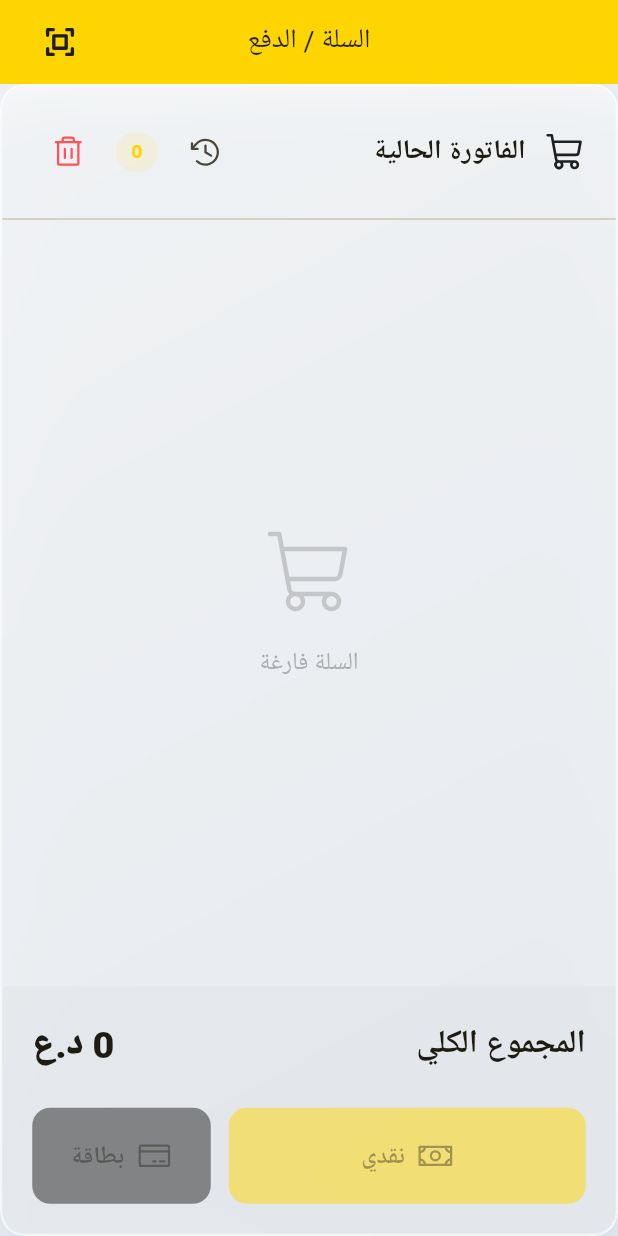
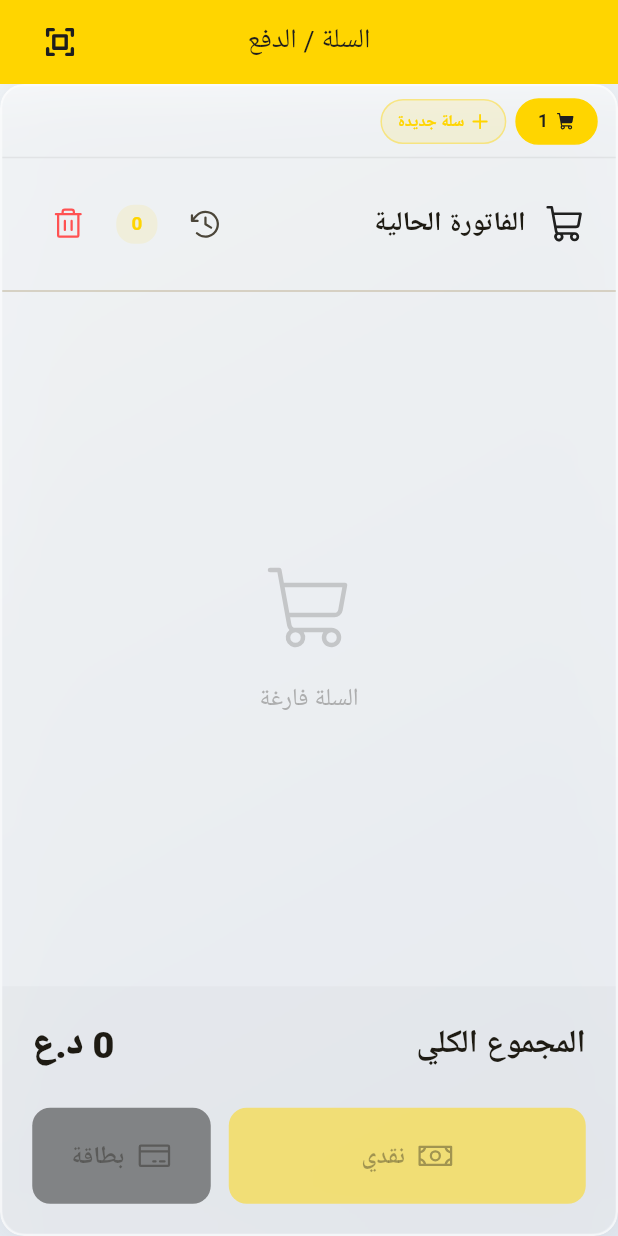
Before and after one commit to MohamdAlshikhly/beirut, a Flutter app: the MobileCartScreen screen opened directly, on a phone screen of 412 x 824 dp. Run offline on Flutter 3.47's test engine with Material 3 defaults, Android fonts, the phone set to English and light mode, and no system bars; our stand-ins replace barcode_widget, connectivity_plus, flutter_riverpod, google_fonts, image_picker, phosphor_flutter and 5 more; missing offline and left inert: flutter_pos_printer_platform, mobile_scanner; accounts and stored records are empty; Roboto replaces fonts that are missing (Cairo).

Commit message:
v1.2.13: Multi-cart, cash change dialog, auto sync, font increase, category scroll
- Multi-cart system: open and switch between multiple carts simultaneously; empty carts are auto-removed keeping at least one
- Cash change dialog: shows how much customer gave and calculates change to return
- Background auto-sync: checks every 30s for unsynced data and pushes silently; syncDown every 2 min
- Duplicate receipt prevention: remote_id field + _isSyncing lock prevent double-upload on crash or concurrent calls
- Font size increase: textScaler 0.8 → 0.9, body/title sizes bumped up
- Category bar: scrollable horizontally when categories overflow

Co-Authored-By: Claude Sonnet 4.6 <noreply@anthropic.com>

```diff
--- a/lib/providers/data_providers.dart
+++ b/lib/providers/data_providers.dart
@@ -587,8 +587,15 @@ class CartNotifier extends Notifier<List<CartItem>> {
     }
   }
 
+  /// Load an arbitrary set of items (used when switching between carts).
+  void loadItems(List<CartItem> items) {
+    state = items;
+    ref.read(editingSaleIdProvider.notifier).set(null);
+    ref.read(originalCartItemsProvider.notifier).set([]);
+  }
+
   void clear() {
-    state = [];
+    state = ref.read(multiCartProvider.notifier).removeActiveCart();
     ref.read(editingSaleIdProvider.notifier).set(null);
     ref.read(originalCartItemsProvider.notifier).set([]);
   }
@@ -611,6 +618,120 @@ class CartNotifier extends Notifier<List<CartItem>> {
 final cartProvider = NotifierProvider<CartNotifier, List<CartItem>>(() {
   return CartNotifier();
 });
+
+// ── Multi-Cart System ────────────────────────────────────────────────────────
+
+class MultiCartState {
+  /// Snapshots of every open cart.
+  /// The active cart's snapshot may be stale; live items are in [cartProvider].
+  final List<List<CartItem>> snapshots;
+
+  /// Display labels (1, 2, 3 …) – never reset so numbers stay unique.
+  final List<int> labels;
+
+  /// Index of the currently active cart (-1 = no carts).
+  final int activeIndex;
+
+  /// The number to assign to the next created cart.
+  final int nextLabel;
+
+  const MultiCartState({
+    required this.snapshots,
+    required this.labels,
+    required this.activeIndex,
+    required this.nextLabel,
+  });
+
+  int get count => snapshots.length;
+  bool get hasCarts => snapshots.isNotEmpty;
+
+  MultiCartState copyWith({
+    List<List<CartItem>>? snapshots,
+    List<int>? labels,
+    int? activeIndex,
+    int? nextLabel,
+  }) {
+    return MultiCartState(
+      snapshots: snapshots ?? this.snapshots,
+      labels: labels ?? this.labels,
+      activeIndex: activeIndex ?? this.activeIndex,
+      nextLabel: nextLabel ?? this.nextLabel,
+    );
+  }
+}
+
+class MultiCartNotifier extends Notifier<MultiCartState> {
+  @override
+  MultiCartState build() => const MultiCartState(
+    snapshots: [[]],
+    labels: [1],
+    activeIndex: 0,
+    nextLabel: 2,
+  );
+
+  /// Switch to cart [toIndex], saving [currentItems] for the current cart.
+  /// Returns the items that should be loaded into [cartProvider].
+  List<CartItem> switchTo(int toIndex, List<CartItem> currentItems) {
+    if (toIndex == state.activeIndex) return currentItems;
+    final updated = [...state.snapshots.map((s) => List<CartItem>.from(s))];
+    updated[state.activeIndex] = currentItems;
+    state = state.copyWith(snapshots: updated, activeIndex: toIndex);
+    return List<CartItem>.from(updated[toIndex]);
+  }
+
+  /// Create a new empty cart, saving [currentItems] first.
+  /// Returns the new cart's index.
+  int addCart(List<CartItem> currentItems) {
+    final updated = [...state.snapshots.map((s) => List<CartItem>.from(s))];
+    updated[state.activeIndex] = currentItems;
+    updated.add([]);
+    final newLabels = [...state.labels, state.nextLabel];
+    final newIndex = updated.length - 1;
+    state = state.copyWith(
+      snapshots: updated,
+      labels: newLabels,
+      activeIndex: newIndex,
+      nextLabel: state.nextLabel + 1,
+    );
+    return newIndex;
+  }
+
+  /// Remove the active cart (after checkout or when cleared).
+  /// Always keeps at least one empty cart so the UI never hits index -1.
+  /// Returns the items to load into [cartProvider].
+  List<CartItem> removeActiveCart() {
+    final updated = [...state.snapshots.map((s) => List<CartItem>.from(s))];
+    final updatedLabels = [...state.labels];
+    updated.removeAt(state.activeIndex);
+    updatedLabels.removeAt(state.activeIndex);
+
+    // Always keep a minimum of one cart
+    if (updated.isEmpty) {
+      updated.add([]);
+      updatedLabels.add(state.nextLabel);
+      state = MultiCartState(
+        snapshots: updated,
+        labels: updatedLabels,
+        activeIndex: 0,
+        nextLabel: state.nextLabel + 1,
+      );
+      return [];
+    }
+
+    final newIndex = state.activeIndex > 0 ? state.activeIndex - 1 : 0;
+    state = state.copyWith(
+      snapshots: updated,
+      labels: updatedLabels,
+      activeIndex: newIndex,
+    );
+    return List<CartItem>.from(updated[newIndex]);
+  }
+}
+
+final multiCartProvider =
+    NotifierProvider<MultiCartNotifier, MultiCartState>(() {
+      return MultiCartNotifier();
+    });
 
 final checkoutProvider = Provider((ref) => CheckoutRepository(ref));
 
--- a/lib/widgets/cart_sidebar.dart
+++ b/lib/widgets/cart_sidebar.dart
@@ -59,11 +59,29 @@ class _CartSidebarState extends ConsumerState<CartSidebar> {
     final isDark = theme.brightness == Brightness.dark;
     final currencyFormatter = NumberFormat('#,##0', 'en_US');
     final editingSaleId = ref.watch(editingSaleIdProvider);
+    final multiCart = ref.watch(multiCartProvider);
 
     return GlassContainer(
       padding: const EdgeInsets.all(0),
       child: Column(
         children: [
+          // ── Cart Tabs ──────────────────────────────────────────
+          _CartTabBar(
+            multiCart: multiCart,
+            isDark: isDark,
+            onSwitch: (index) {
+              final items = ref.read(cartProvider);
+              final toLoad = ref
+                  .read(multiCartProvider.notifier)
+                  .switchTo(index, items);
+              ref.read(cartProvider.notifier).loadItems(toLoad);
+            },
+            onAdd: () {
+              final items = ref.read(cartProvider);
+              ref.read(multiCartProvider.notifier).addCart(items);
+              ref.read(cartProvider.notifier).loadItems([]);
+            },
+          ),
           Padding(
             padding: const EdgeInsets.all(20.0),
             child: Row(
@@ -852,7 +870,147 @@ class _LinkedProductsSection extends ConsumerWidget {
         );
       },
       loading: () => const SizedBox.shrink(),
-      error: (_, __) => const SizedBox.shrink(),
+      error: (e, _) => const SizedBox.shrink(),
     );
   }
 }
+
+// ── Cart Tab Bar ─────────────────────────────────────────────────────────────
+
+class _CartTabBar extends StatelessWidget {
+  final MultiCartState multiCart;
+  final bool isDark;
+  final void Function(int index) onSwitch;
+  final VoidCallback onAdd;
+
+  const _CartTabBar({
+    required this.multiCart,
+    required this.isDark,
+    required this.onSwitch,
+    required this.onAdd,
+  });
+
+  @override
+  Widget build(BuildContext context) {
+    // No carts → show only the add button
+    if (!multiCart.hasCarts) {
+      return _buildBar(context, children: [_addButton(context)]);
+    }
+
+    return _buildBar(
+      context,
+      children: [
+        // One tab per open cart
+        ...List.generate(multiCart.count, (i) {
+          final isActive = i == multiCart.activeIndex;
+          final label = multiCart.labels[i];
+          return GestureDetector(
+            onTap: isActive ? null : () => onSwitch(i),
+            child: AnimatedContainer(
+              duration: const Duration(milliseconds: 180),
+              padding: const EdgeInsets.symmetric(horizontal: 14, vertical: 6),
+              decoration: BoxDecoration(
+                color: isActive
+                    ? AppColors.primary
+                    : (isDark
+                          ? Colors.white.withValues(alpha: 0.08)
+                          : Colors.black.withValues(alpha: 0.06)),
+                borderRadius: BorderRadius.circular(20),
+                border: Border.all(
+                  color: isActive
+                      ? AppColors.primary
+                      : Colors.transparent,
+                ),
+              ),
+              child: Row(
+                mainAxisSize: MainAxisSize.min,
+                children: [
+                  Icon(
+                    PhosphorIconsFill.shoppingCart,
+                    size: 13,
+                    color: isActive ? AppColors.secondary : Colors.grey,
+                  ),
+                  const SizedBox(width: 5),
+                  Text(
+                    '$label',
+                    style: TextStyle(
+                      fontSize: 13,
+                      fontWeight: FontWeight.bold,
+                      color: isActive ? AppColors.secondary : Colors.grey,
+                    ),
+                  ),
+                ],
+              ),
+            ),
+          );
+        }),
+        _addButton(context),
+      ],
+    );
+  }
+
+  Widget _buildBar(BuildContext context, {required List<Widget> children}) {
+    return Container(
+      padding: const EdgeInsets.symmetric(horizontal: 12, vertical: 8),
+      decoration: BoxDecoration(
+        border: Border(
+          bottom: BorderSide(
+            color: isDark
+                ? Colors.white.withValues(alpha: 0.08)
+                : Colors.black.withValues(alpha: 0.06),
+          ),
+        ),
+      ),
+      child: Row(
+        children: [
+          Expanded(
+            child: SingleChildScrollView(
+              scrollDirection: Axis.horizontal,
+              physics: const BouncingScrollPhysics(),
+              child: Row(
+                children: [
+                  for (int i = 0; i < children.length - 1; i++) ...[
+                    children[i],
+                    const SizedBox(width: 6),
+                  ],
+                  children.last,
+                ],
+              ),
+            ),
+          ),
+        ],
+      ),
+    );
+  }
+
+  Widget _addButton(BuildContext context) {
+    return GestureDetector(
+      onTap: onAdd,
+      child: Container(
+        padding: const EdgeInsets.symmetric(horizontal: 10, vertical: 6),
+        decoration: BoxDecoration(
+          color: AppColors.primary.withValues(alpha: 0.12),
+          borderRadius: BorderRadius.circular(20),
+          border: Border.all(
+            color: AppColors.primary.withValues(alpha: 0.4),
+          ),
+        ),
+        child: const Row(
+          mainAxisSize: MainAxisSize.min,
+          children: [
+            Icon(PhosphorIconsBold.plus, size: 13, color: AppColors.primary),
+            SizedBox(width: 4),
+            Text(
+              'سلة جديدة',
+              style: TextStyle(
+                fontSize: 12,
+                fontWeight: FontWeight.bold,
+                color: AppColors.primary,
+              ),
+            ),
+          ],
+        ),
+      ),
+    );
+  }
+}
```
Also changed, not shown: lib/widgets/product_grid.dart (+12 -1 lines), 2 other files.
